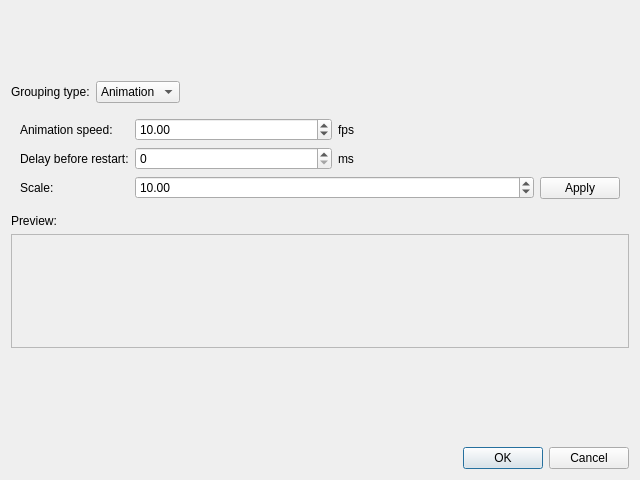
Before: the Qt Designer form src/gui/desktop/ui/photos_grouping_dialog.ui in Kicer86/photobroom, drawn with Qt 5.
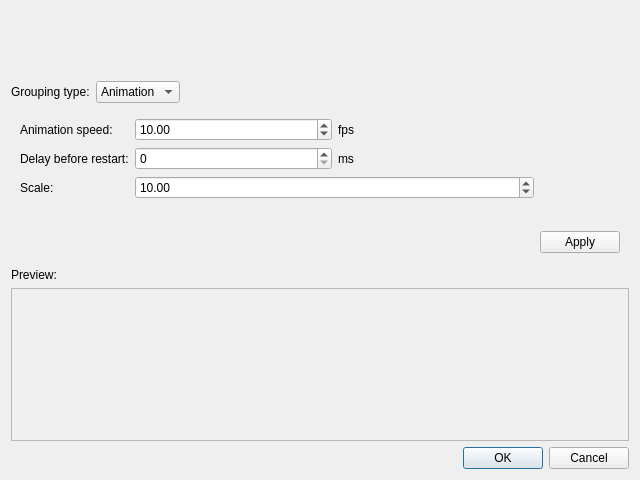
After: the same form once the commit is applied. Custom widgets are drawn as their Qt base class.

Commit message: gui: ui: PhotosGroupingDialog: dropping spacer

What changed in the file:
```diff
--- a/src/gui/desktop/ui/photos_grouping_dialog.ui
+++ b/src/gui/desktop/ui/photos_grouping_dialog.ui
@@ -192,19 +192,6 @@
      </property>
     </widget>
    </item>
-   <item>
-    <spacer name="verticalSpacer">
-     <property name="orientation">
-      <enum>Qt::Vertical</enum>
-     </property>
-     <property name="sizeHint" stdset="0">
-      <size>
-       <width>20</width>
-       <height>40</height>
-      </size>
-     </property>
-    </spacer>
-   </item>
    <item>
     <widget class="QDialogButtonBox" name="buttonBox">
      <property name="orientation">
```
